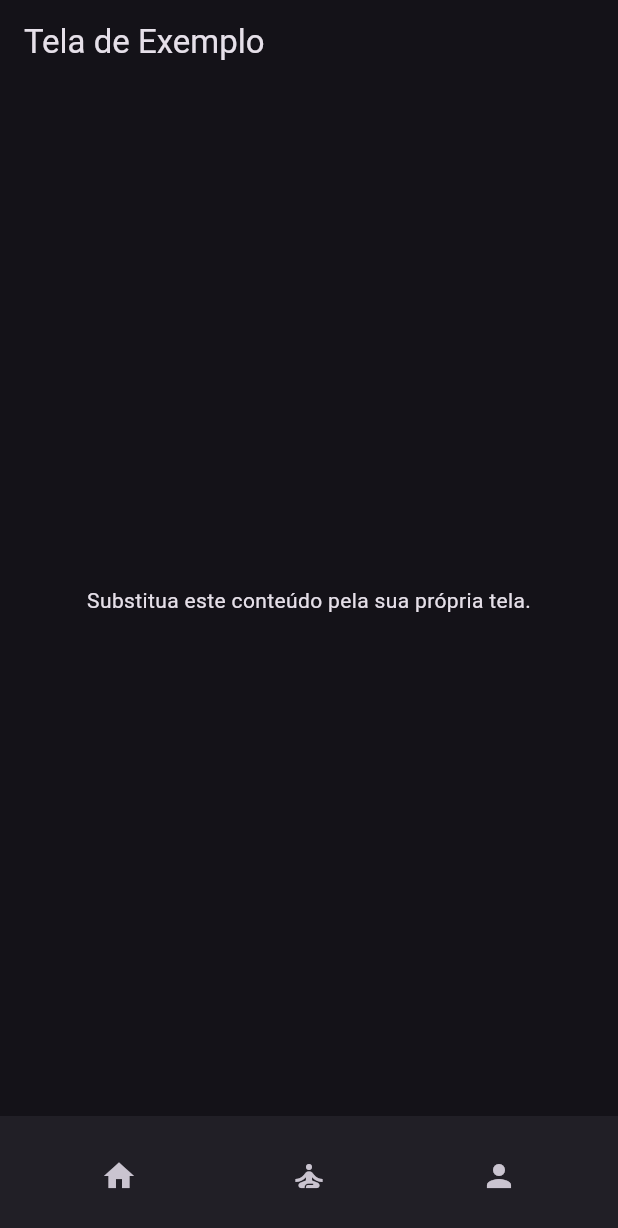
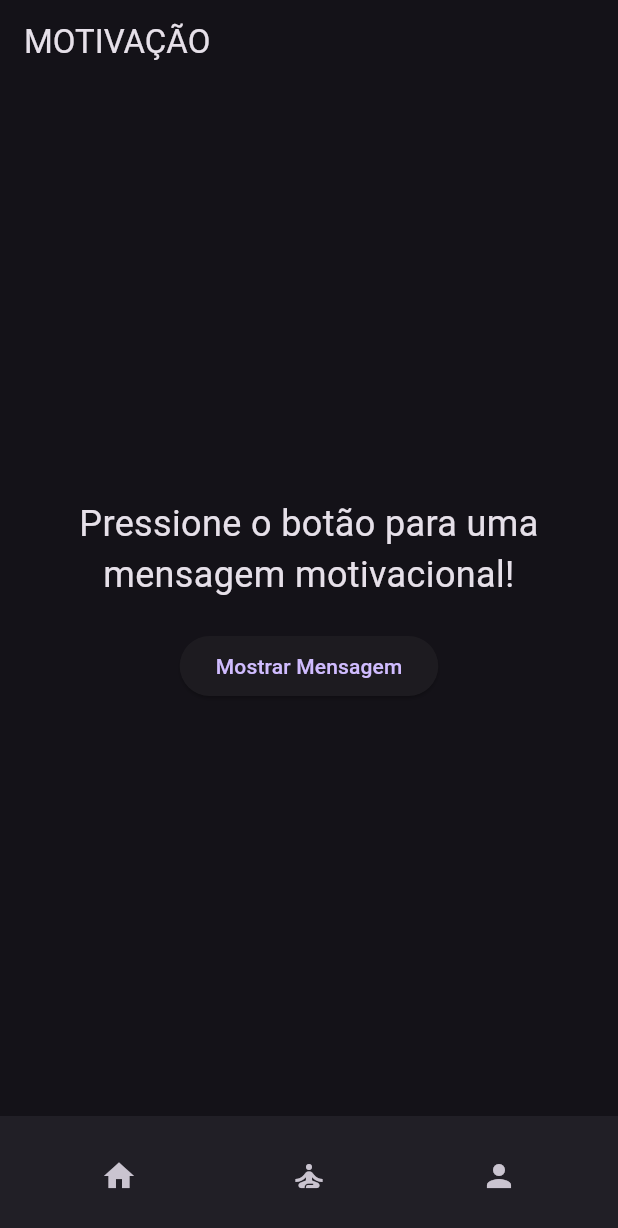
Before and after one commit to luizsaling/saudeMental0.0.3, a Flutter app: the screen it shows after launch, item 3 of the bottom bar chosen, on a phone screen of 412 x 824 dp. Shown: the top 1228 px of the screen. Run offline on Flutter 3.47's test engine with Material 3 defaults, Android fonts, the light colour scheme and no system bars; our stand-ins replace sqflite, youtube_player_flutter; accounts and stored records are empty.

Commit message:
Feat
Botton motivation

```diff
--- a/lib/main.dart
+++ b/lib/main.dart
@@ -2,6 +2,7 @@ import 'package:flutter/material.dart';
 import 'package:provider/provider.dart';
 import 'database_helper.dart';
 import 'meditationplayerscreen.dart';
+import 'dart:math';
 
 void main() {
   runApp(ChangeNotifierProvider(
@@ -209,15 +210,51 @@ class MeditationScreen extends StatelessWidget {
   }
 }
 
-class PlaceholderScreen extends StatelessWidget {
+class PlaceholderScreen extends StatefulWidget {
+  @override
+  _PlaceholderScreenState createState() => _PlaceholderScreenState();
+}
+
+class _PlaceholderScreenState extends State<PlaceholderScreen> {
+  final List<String> _texts = [
+    'Acredite em você!',
+    'Nunca desista dos seus sonhos.',
+    'A persistência é o caminho do êxito.',
+    'O sucesso é a soma de pequenos esforços repetidos dia após dia.',
+    'Você é mais forte do que imagina.',
+  ];
+
+  String _displayedText = 'Pressione o botão para uma mensagem motivacional!';
+
+  void _showRandomText() {
+    final random = Random(); // Uso da classe Random da biblioteca dart:math
+    setState(() {
+      _displayedText = _texts[random.nextInt(_texts.length)];
+    });
+  }
+
   @override
   Widget build(BuildContext context) {
     return Scaffold(
       appBar: AppBar(
-        title: Text('Tela de Exemplo'),
+        title: Text('MOTIVAÇÃO'),
       ),
       body: Center(
-        child: Text('Substitua este conteúdo pela sua própria tela.'),
+        child: Column(
+          mainAxisAlignment: MainAxisAlignment.center,
+          children: [
+            Text(
+              _displayedText,
+              textAlign: TextAlign.center,
+              style: TextStyle(fontSize: 24),
+            ),
+            SizedBox(height: 20),
+            ElevatedButton(
+              onPressed: _showRandomText,
+              child: Text('Mostrar Mensagem'),
+            ),
+          ],
+        ),
       ),
     );
   }
```
